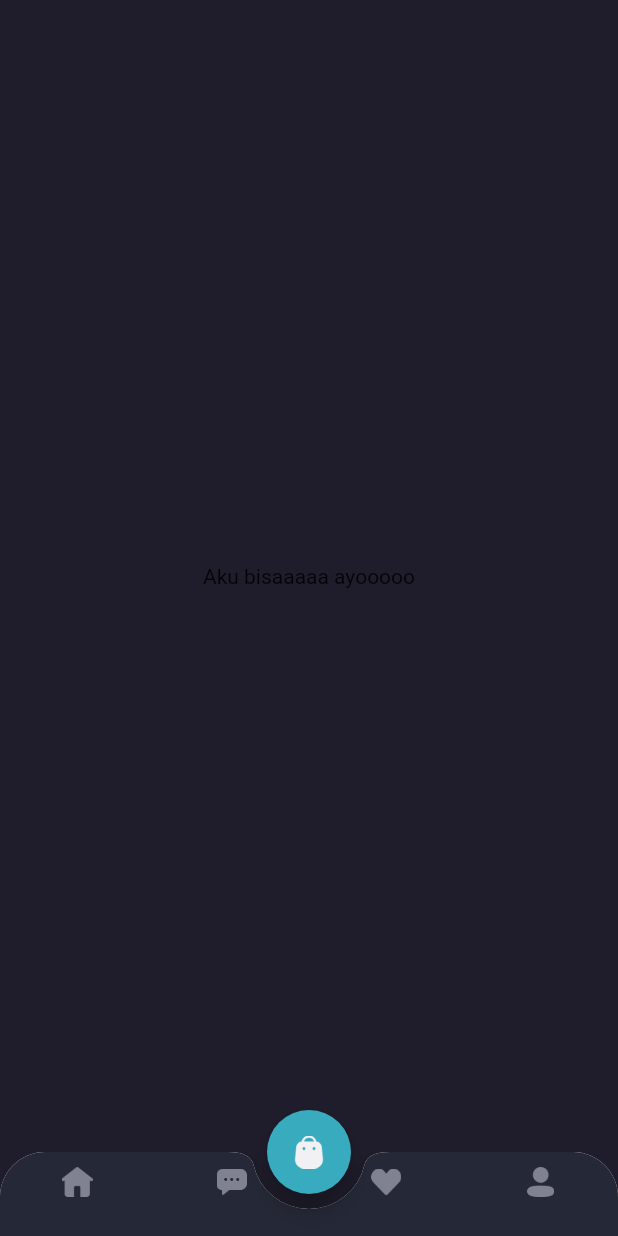
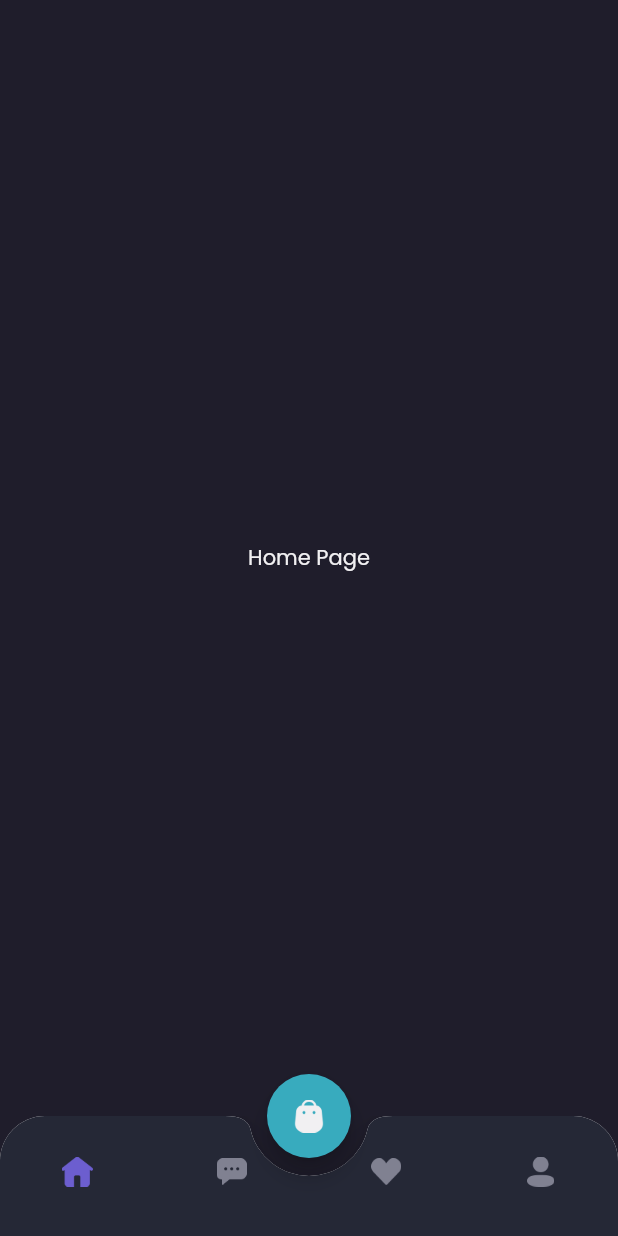
Before and after one commit to endijulian/flutter_toko_online, a Flutter app: the MainPage screen opened by its route, on a phone screen of 412 x 824 dp. Run offline on Flutter 3.47's test engine with Material 2 defaults, Android fonts, the phone set to English and light mode, and no system bars; our stand-ins replace google_fonts.

Commit message:
create folder home

```diff
--- /dev/null
+++ b/lib/pages/home/chat_page.dart
@@ -0,0 +1,14 @@
+import 'package:flutter/material.dart';
+import 'package:shamo/theme.dart';
+
+class ChatPage extends StatelessWidget {
+  @override
+  Widget build(BuildContext context) {
+    return Center(
+      child: Text(
+        'Chat Page',
+        style: primaryTextStyle,
+      ),
+    );
+  }
+}
--- /dev/null
+++ b/lib/pages/home/home_page.dart
@@ -0,0 +1,15 @@
+import 'package:flutter/material.dart';
+
+import '../../theme.dart';
+
+class HomePage extends StatelessWidget {
+  @override
+  Widget build(BuildContext context) {
+    return Center(
+      child: Text(
+        'Home Page',
+        style: primaryTextStyle,
+      ),
+    );
+  }
+}
--- a/lib/pages/home/main_page.dart
+++ b/lib/pages/home/main_page.dart
@@ -1,7 +1,18 @@
 import 'package:flutter/material.dart';
+import 'package:shamo/pages/home/chat_page.dart';
+import 'package:shamo/pages/home/home_page.dart';
+import 'package:shamo/pages/home/profile_page.dart';
+import 'package:shamo/pages/home/wishlist_page.dart';
 import 'package:shamo/theme.dart';
 
-class MainPage extends StatelessWidget {
+class MainPage extends StatefulWidget {
+  @override
+  _MainPageState createState() => _MainPageState();
+}
+
+class _MainPageState extends State<MainPage> {
+  int currentIndex = 0;
+
   @override
   Widget build(BuildContext context) {
     Widget cartButton() {
@@ -22,37 +33,71 @@ class MainPage extends StatelessWidget {
         ),
         child: BottomAppBar(
           shape: CircularNotchedRectangle(),
-          notchMargin: 10,
+          notchMargin: 12,
           clipBehavior: Clip.antiAlias,
           child: BottomNavigationBar(
             backgroundColor: backgroundColor4,
+            currentIndex: currentIndex,
+            onTap: (value) {
+              setState(() {
+                currentIndex = value;
+              });
+            },
             type: BottomNavigationBarType.fixed,
             items: [
               BottomNavigationBarItem(
-                icon: Image.asset(
+                icon: Container(
+                  margin: EdgeInsets.only(
+                    top: 20,
+                    bottom: 10,
+                  ),
+                  child: Image.asset(
                     'assets/home.png',
                     width: 21,
+                    color: currentIndex == 0 ? primaryColor : Color(0XFF808191),
+                  ),
                 ),
                 label: '',
               ),
               BottomNavigationBarItem(
-                icon: Image.asset(
+                icon: Container(
+                  margin: EdgeInsets.only(
+                    top: 20,
+                    bottom: 10,
+                  ),
+                  child: Image.asset(
                     'assets/chat_icon.png',
                     width: 20,
+                    color: currentIndex == 1 ? primaryColor : Color(0XFF808191),
+                  ),
                 ),
                 label: '',
               ),
               BottomNavigationBarItem(
-                icon: Image.asset(
+                icon: Container(
+                  margin: EdgeInsets.only(
+                    top: 20,
+                    bottom: 10,
+                  ),
+                  child: Image.asset(
                     'assets/love_icon.png',
                     width: 20,
+                    color: currentIndex == 2 ? primaryColor : Color(0XFF808191),
+                  ),
                 ),
                 label: '',
               ),
               BottomNavigationBarItem(
-                icon: Image.asset(
+                icon: Container(
+                  margin: EdgeInsets.only(
+                    top: 20,
+                    bottom: 10,
+                  ),
+                  child: Image.asset(
                     'assets/Profile.png',
                     width: 18,
+                    color: currentIndex == 3 ? primaryColor : Color(0XFF808191),
+                  ),
                 ),
                 label: '',
               )
@@ -62,14 +107,35 @@ class MainPage extends StatelessWidget {
       );
     }
 
+    Widget body() {
+      switch (currentIndex) {
+        case 0:
+          return HomePage();
+          // ignore: dead_code
+          break;
+        case 1:
+          return ChatPage();
+          // ignore: dead_code
+          break;
+        case 2:
+          return WishlistPage();
+          // ignore: dead_code
+          break;
+        case 3:
+          return ProfilePage();
+          // ignore: dead_code
+          break;
+        default:
+          return HomePage();
+      }
+    }
+
     return Scaffold(
       backgroundColor: backgroundColor1,
       floatingActionButton: cartButton(),
       floatingActionButtonLocation: FloatingActionButtonLocation.centerDocked,
       bottomNavigationBar: customBottomNav(),
-      body: Center(
-        child: Text('Aku bisaaaaa ayooooo'),
-      ),
+      body: body(),
     );
   }
 }
--- /dev/null
+++ b/lib/pages/home/profile_page.dart
@@ -0,0 +1,15 @@
+import 'package:flutter/material.dart';
+
+import '../../theme.dart';
+
+class ProfilePage extends StatelessWidget {
+  @override
+  Widget build(BuildContext context) {
+    return Center(
+      child: Text(
+        'Profile Page',
+        style: primaryTextStyle,
+      ),
+    );
+  }
+}
--- /dev/null
+++ b/lib/pages/home/wishlist_page.dart
@@ -0,0 +1,14 @@
+import 'package:flutter/material.dart';
+import 'package:shamo/theme.dart';
+
+class WishlistPage extends StatelessWidget {
+  @override
+  Widget build(BuildContext context) {
+    return Center(
+      child: Text(
+        'Wishlist Page',
+        style: primaryTextStyle,
+      ),
+    );
+  }
+}
```
Lines whose indentation alone changed are shown as unchanged.
